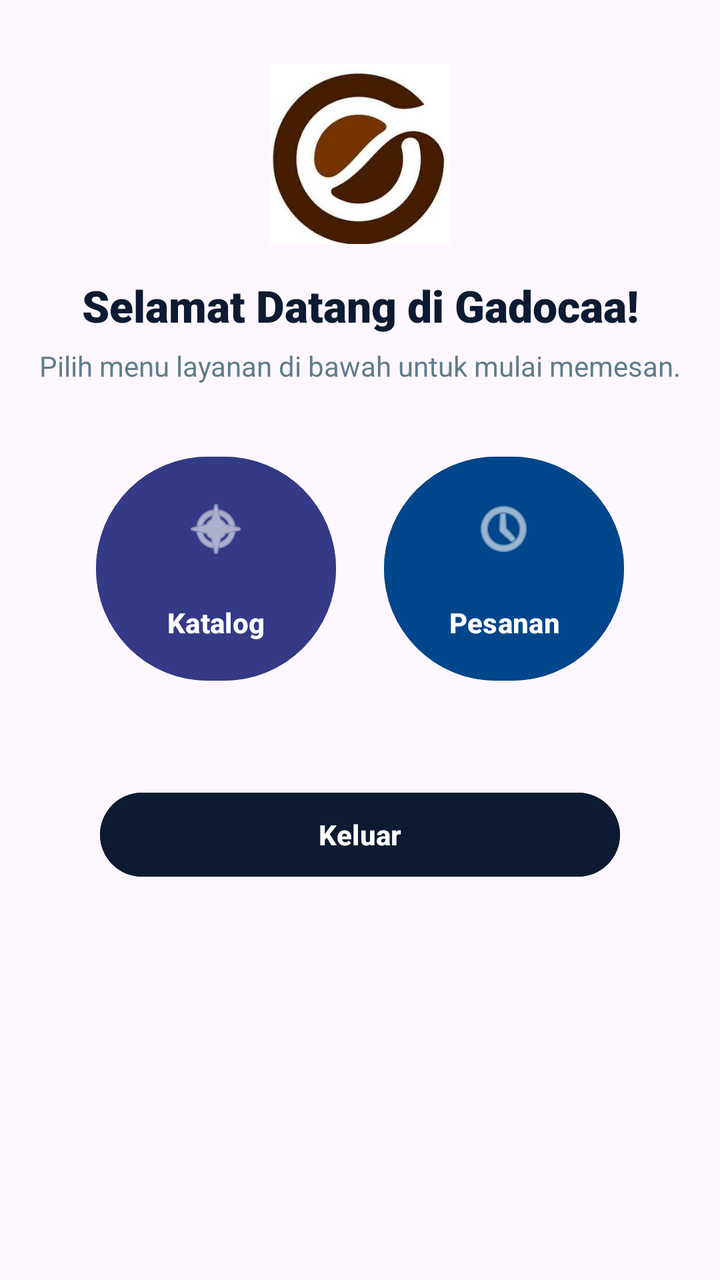
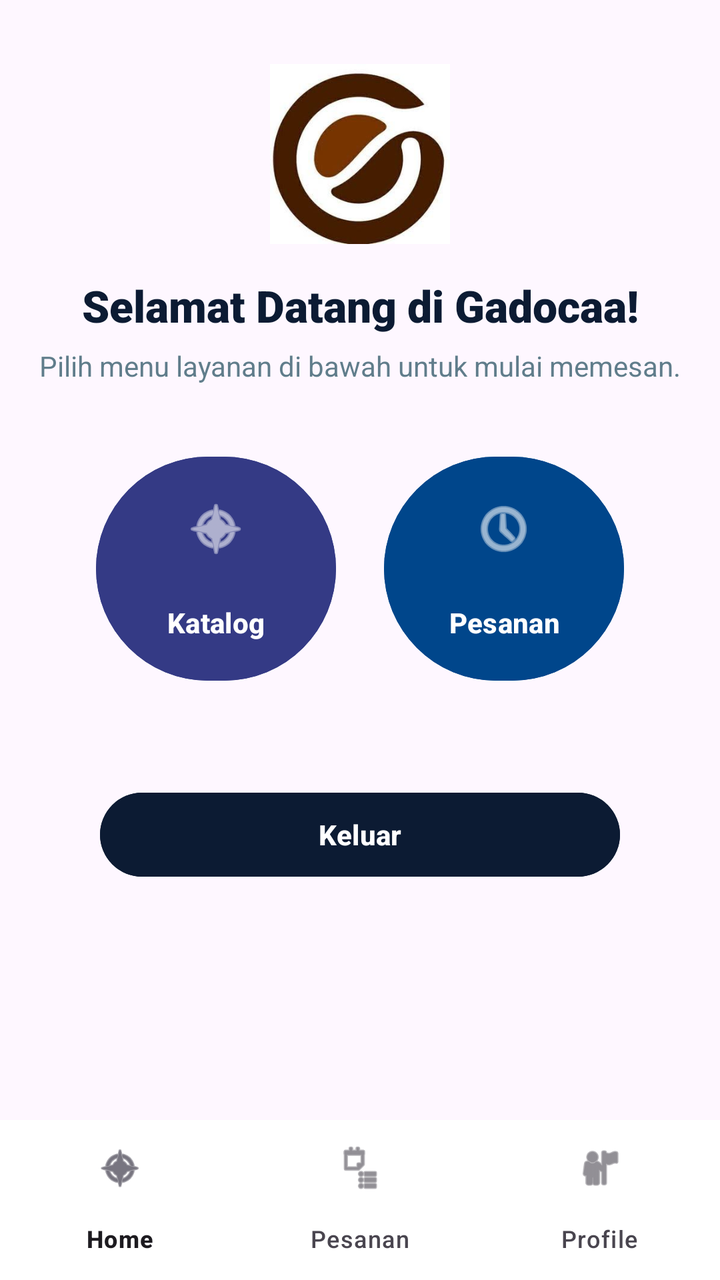

An Android layout rendered at two revisions. The XML below is the earlier revision; the diff shows what the commit changed to produce the second picture.
<!-- AndroidManifest.xml: application theme Theme.Mars_Hafiz -->
<!-- res/layout/activity_main.xml -->
<?xml version="1.0" encoding="utf-8"?>
<androidx.constraintlayout.widget.ConstraintLayout xmlns:android="http://schemas.android.com/apk/res/android"
    xmlns:app="http://schemas.android.com/apk/res-auto"
    xmlns:tools="http://schemas.android.com/tools"
    android:id="@+id/main"
    android:layout_width="match_parent"
    android:layout_height="match_parent"
    tools:context=".MainActivity">

    <ImageView
        android:id="@+id/imgMainLogo"
        android:layout_width="90dp"
        android:layout_height="90dp"
        android:layout_marginTop="32dp"
        android:contentDescription="Logo Gadocaa"
        android:src="@drawable/gadoca"
        app:layout_constraintEnd_toEndOf="parent"
        app:layout_constraintStart_toStartOf="parent"
        app:layout_constraintTop_toTopOf="parent" />

    <TextView
        android:id="@+id/tvWelcome"
        android:layout_width="wrap_content"
        android:layout_height="wrap_content"
        android:layout_marginTop="16dp"
        android:fontFamily="sans-serif-black"
        android:text="Selamat Datang di Gadocaa!"
        android:textColor="#0C1B33"
        android:textSize="22sp"
        android:textStyle="bold"
        app:layout_constraintEnd_toEndOf="parent"
        app:layout_constraintStart_toStartOf="parent"
        app:layout_constraintTop_toBottomOf="@id/imgMainLogo" />

    <TextView
        android:id="@+id/tvSubWelcome"
        android:layout_width="0dp"
        android:layout_height="wrap_content"
        android:layout_marginTop="6dp"
        android:gravity="center"
        android:text="Pilih menu layanan di bawah untuk mulai memesan."
        android:textColor="#607D8B"
        android:textSize="14sp"
        app:layout_constraintEnd_toEndOf="parent"
        app:layout_constraintStart_toStartOf="parent"
        app:layout_constraintTop_toBottomOf="@id/tvWelcome" />

    <Button
        android:id="@+id/btnToFourth"
        android:layout_width="120dp"
        android:layout_height="120dp"
        android:layout_marginTop="32dp"
        android:backgroundTint="#343A85"
        android:drawableTop="@android:drawable/ic_menu_compass"
        android:drawableTint="#FFFFFF"
        android:gravity="center"
        android:paddingTop="20dp"
        android:text="Katalog"
        android:textAllCaps="false"
        android:textColor="#FFFFFF"
        android:textSize="14sp"
        android:textStyle="bold"
        app:layout_constraintEnd_toStartOf="@+id/btnToFifth"
        app:layout_constraintHorizontal_chainStyle="packed"
        app:layout_constraintStart_toStartOf="parent"
        app:layout_constraintTop_toBottomOf="@id/tvSubWelcome" />

    <Button
        android:id="@+id/btnToFifth"
        android:layout_width="120dp"
        android:layout_height="120dp"
        android:layout_marginStart="24dp"
        android:layout_marginTop="32dp"
        android:backgroundTint="#00468B"
        android:drawableTop="@android:drawable/ic_menu_recent_history"
        android:drawableTint="#FFFFFF"
        android:gravity="center"
        android:paddingTop="20dp"
        android:text="Pesanan"
        android:textAllCaps="false"
        android:textColor="#FFFFFF"
        android:textSize="14sp"
        android:textStyle="bold"
        app:layout_constraintEnd_toEndOf="parent"
        app:layout_constraintStart_toEndOf="@+id/btnToFourth"
        app:layout_constraintTop_toBottomOf="@id/tvSubWelcome" />

    <Button
        android:id="@+id/btnLogout"
        android:layout_width="0dp"
        android:layout_height="50dp"
        android:layout_marginStart="50dp"
        android:layout_marginEnd="50dp"
        android:layout_marginTop="48dp"
        android:backgroundTint="#0C1B33"
        android:text="Keluar"
        android:textAllCaps="false"
        android:textColor="#FFFFFF"
        android:textSize="14sp"
        android:textStyle="bold"
        app:layout_constraintEnd_toEndOf="parent"
        app:layout_constraintStart_toStartOf="parent"
        app:layout_constraintTop_toBottomOf="@id/btnToFourth" />


</androidx.constraintlayout.widget.ConstraintLayout>
<!-- resources referenced by this layout -->
<resources>
  <!-- drawable gadoca: jpg bitmap (drawable, 9501 bytes) -->
  <style name="Theme.Mars_Hafiz" parent="Base.Theme.Mars_Hafiz" />
  <style name="Base.Theme.Mars_Hafiz" parent="Theme.Material3.DayNight.NoActionBar">
          
          
      </style>
</resources>

<!-- the commit's change to res/layout/activity_main.xml (unified diff, before → after) -->
@@ -90,8 +90,8 @@
         android:layout_width="0dp"
         android:layout_height="50dp"
         android:layout_marginStart="50dp"
+        android:layout_marginTop="48dp"
         android:layout_marginEnd="50dp"
-        android:layout_marginTop="48dp"
         android:backgroundTint="#0C1B33"
         android:text="Keluar"
         android:textAllCaps="false"
@@ -102,5 +102,15 @@
         app:layout_constraintStart_toStartOf="parent"
         app:layout_constraintTop_toBottomOf="@id/btnToFourth" />
 
+    
+    <com.google.android.material.bottomnavigation.BottomNavigationView
+        android:id="@+id/bottom_navigation"
+        android:layout_width="0dp"
+        android:layout_height="wrap_content"
+        android:background="#FFFFFF"
+        app:layout_constraintBottom_toBottomOf="parent"
+        app:layout_constraintEnd_toEndOf="parent"
+        app:layout_constraintStart_toStartOf="parent"
+        app:menu="@menu/bottom_menu" />
 
 </androidx.constraintlayout.widget.ConstraintLayout>
